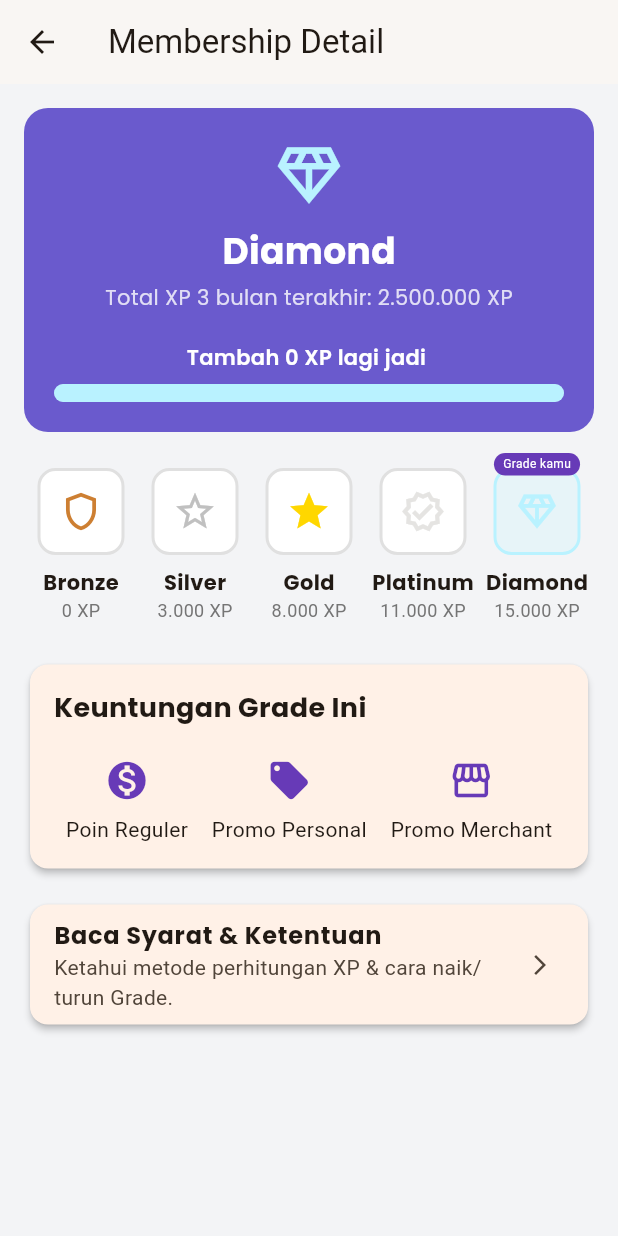
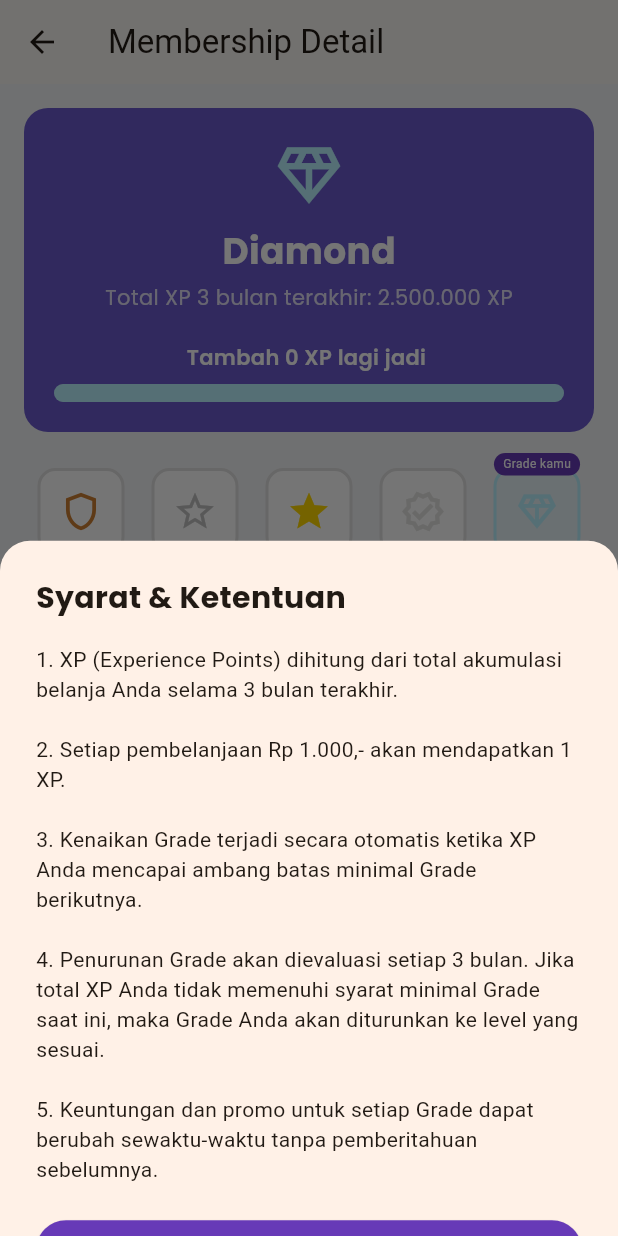
Before and after one commit to aryaravapradana/mobproguts, a Flutter app: the MembershipDetailPage screen opened directly, after a tap on "Baca Syarat & Ketentuan", on a phone screen of 412 x 824 dp. Run offline on Flutter 3.47's test engine with Material 3 defaults, Android fonts, the phone set to English and light mode, and no system bars; our stand-ins replace google_fonts; missing offline and left inert: mobile_scanner; accounts and stored records are empty.

Commit message:
detail membership part 2

```diff
--- a/lib/screens/membership_detail_page.dart
+++ b/lib/screens/membership_detail_page.dart
@@ -13,8 +13,10 @@ class MembershipDetailPage extends StatefulWidget {
 }
 
 class _MembershipDetailPageState extends State<MembershipDetailPage> {
+  // Menggunakan data XP dari currentUser yang sudah ada
   final int _currentUserXp = currentUser.spending;
 
+  // Definisi semua tingkatan member
   final List<MembershipTier> tiers = [
     MembershipTier(
       name: 'Bronze',
@@ -70,7 +72,9 @@ class _MembershipDetailPageState extends State<MembershipDetailPage> {
     ),
   ];
 
-  late MembershipTier _currentTier;
+  // Variabel state untuk logika UI
+  late MembershipTier _selectedTier; // Tier yang sedang DIPILIH untuk dilihat benefitnya
+  late MembershipTier _currentTier;  // Tier ASLI pengguna saat ini
   MembershipTier? _nextTier;
   double _progress = 0.0;
   int _xpNeeded = 0;
@@ -81,8 +85,18 @@ class _MembershipDetailPageState extends State<MembershipDetailPage> {
   void initState() {
     super.initState();
     _calculateTierProgress();
+    // Saat halaman dibuka, tier yang dipilih adalah tier pengguna saat ini
+    _selectedTier = _currentTier;
   }
 
+  // Fungsi untuk mengubah tier yang sedang dipilih di UI
+  void _selectTier(MembershipTier tier) {
+    setState(() {
+      _selectedTier = tier;
+    });
+  }
+
+  // Menghitung progress dan level pengguna
   void _calculateTierProgress() {
     _currentTier =
         tiers.lastWhere((tier) => _currentUserXp >= tier.minXp, orElse: () => tiers.first);
@@ -100,6 +114,50 @@ class _MembershipDetailPageState extends State<MembershipDetailPage> {
       _progress = 1.0;
       _xpNeeded = 0;
     }
+  }
+
+  // Fungsi untuk menampilkan panel Syarat & Ketentuan dari bawah
+  void _showTermsAndConditions(BuildContext context) {
+    showModalBottomSheet(
+      context: context,
+      shape: const RoundedRectangleBorder(
+        borderRadius: BorderRadius.vertical(top: Radius.circular(20)),
+      ),
+      builder: (context) {
+        return SingleChildScrollView(
+          padding: const EdgeInsets.all(24.0),
+          child: Column(
+            crossAxisAlignment: CrossAxisAlignment.start,
+            children: [
+              Text(
+                'Syarat & Ketentuan',
+                style: GoogleFonts.poppins(fontSize: 20, fontWeight: FontWeight.bold),
+              ),
+              const SizedBox(height: 16),
+              const Text(
+                '1. XP (Experience Points) dihitung dari total akumulasi belanja Anda selama 3 bulan terakhir.\n\n'
+                '2. Setiap pembelanjaan Rp 1.000,- akan mendapatkan 1 XP.\n\n'
+                '3. Kenaikan Grade terjadi secara otomatis ketika XP Anda mencapai ambang batas minimal Grade berikutnya.\n\n'
+                '4. Penurunan Grade akan dievaluasi setiap 3 bulan. Jika total XP Anda tidak memenuhi syarat minimal Grade saat ini, maka Grade Anda akan diturunkan ke level yang sesuai.\n\n'
+                '5. Keuntungan dan promo untuk setiap Grade dapat berubah sewaktu-waktu tanpa pemberitahuan sebelumnya.'
+              ),
+              const SizedBox(height: 20),
+              SizedBox(
+                width: double.infinity,
+                child: ElevatedButton(
+                  style: ElevatedButton.styleFrom(
+                    backgroundColor: Colors.deepPurple,
+                    foregroundColor: Colors.white
+                  ),
+                  onPressed: () => Navigator.pop(context),
+                  child: const Text('Mengerti'),
+                ),
+              )
+            ],
+          ),
+        );
+      },
+    );
   }
 
   @override
@@ -133,7 +191,7 @@ class _MembershipDetailPageState extends State<MembershipDetailPage> {
     return Container(
       padding: const EdgeInsets.all(20),
       decoration: BoxDecoration(
-        color: const Color(0xFF6A5ACD),
+        color: const Color(0xFF6A5ACD), // Warna ungu seperti di gambar
         borderRadius: BorderRadius.circular(16),
       ),
       child: Column(
@@ -160,7 +218,6 @@ class _MembershipDetailPageState extends State<MembershipDetailPage> {
     );
   }
 
-  // Widget untuk Progress Bar
   Widget _buildProgressBar() {
     return Column(
       children: [
@@ -200,17 +257,26 @@ class _MembershipDetailPageState extends State<MembershipDetailPage> {
     );
   }
 
+  // Widget untuk menampilkan semua kartu level
   Widget _buildTierCards() {
     return Row(
       mainAxisAlignment: MainAxisAlignment.spaceBetween,
       crossAxisAlignment: CrossAxisAlignment.start,
       children: tiers.map((tier) {
         bool isCurrent = tier.name == _currentTier.name;
-        return Expanded(child: _TierCard(tier: tier, isCurrent: isCurrent));
+        bool isSelected = tier.name == _selectedTier.name;
+
+        return Expanded(
+          child: GestureDetector(
+            onTap: () => _selectTier(tier),
+            child: _TierCard(tier: tier, isCurrent: isCurrent, isSelected: isSelected),
+          ),
+        );
       }).toList(),
     );
   }
 
+  // Widget untuk bagian "Keuntungan Grade Ini"
   Widget _buildPerksSection() {
     return Card(
       elevation: 2,
@@ -221,13 +287,14 @@ class _MembershipDetailPageState extends State<MembershipDetailPage> {
           crossAxisAlignment: CrossAxisAlignment.start,
           children: [
             Text(
-              'Keuntungan Grade Ini',
+              'Keuntungan Grade ${_selectedTier.name}', // Judul dinamis
               style: GoogleFonts.poppins(fontSize: 18, fontWeight: FontWeight.bold),
             ),
             const SizedBox(height: 20),
             Row(
               mainAxisAlignment: MainAxisAlignment.spaceAround,
-              children: _currentTier.perks.map((perk) {
+              // Menampilkan keuntungan dari tier yang dipilih
+              children: _selectedTier.perks.map((perk) {
                 return Column(
                   children: [
                     Icon(perk.icon, color: Colors.deepPurple, size: 30),
@@ -243,6 +310,7 @@ class _MembershipDetailPageState extends State<MembershipDetailPage> {
     );
   }
 
+  // Widget untuk bagian "Syarat & Ketentuan"
   Widget _buildTermsSection() {
     return Card(
       elevation: 2,
@@ -251,18 +319,19 @@ class _MembershipDetailPageState extends State<MembershipDetailPage> {
         title: Text('Baca Syarat & Ketentuan', style: GoogleFonts.poppins(fontWeight: FontWeight.bold)),
         subtitle: const Text('Ketahui metode perhitungan XP & cara naik/turun Grade.'),
         trailing: const Icon(Icons.arrow_forward_ios, size: 16),
-        onTap: () {
-        },
+        onTap: () => _showTermsAndConditions(context), // Memanggil fungsi S&K
       ),
     );
   }
 }
 
+// Widget terpisah untuk satu kartu tier (Bronze, Silver, dll)
 class _TierCard extends StatelessWidget {
   final MembershipTier tier;
   final bool isCurrent;
+  final bool isSelected;
 
-  const _TierCard({required this.tier, required this.isCurrent});
+  const _TierCard({required this.tier, required this.isCurrent, required this.isSelected});
 
   @override
   Widget build(BuildContext context) {
@@ -276,15 +345,17 @@ class _TierCard extends StatelessWidget {
             Container(
               padding: const EdgeInsets.all(12),
               decoration: BoxDecoration(
-                color: isCurrent ? tier.color.withOpacity(0.2) : Colors.white,
+                // Efek visual berdasarkan tier yang DIPILIH
+                color: isSelected ? tier.color.withOpacity(0.2) : Colors.white,
                 borderRadius: BorderRadius.circular(12),
                 border: Border.all(
-                  color: isCurrent ? tier.color : Colors.grey.shade300,
+                  color: isSelected ? tier.color : Colors.grey.shade300,
                   width: 2,
                 ),
               ),
               child: Icon(tier.icon, color: tier.color, size: 30),
             ),
+            // Label "Grade kamu" tetap berdasarkan level ASLI pengguna
             if (isCurrent)
               Positioned(
                 top: -10,
```
